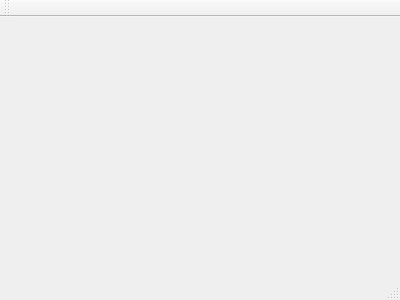
Qt form Gixel/mainwindow.ui (ewaugh13/Pixel-Editor) before a commit.
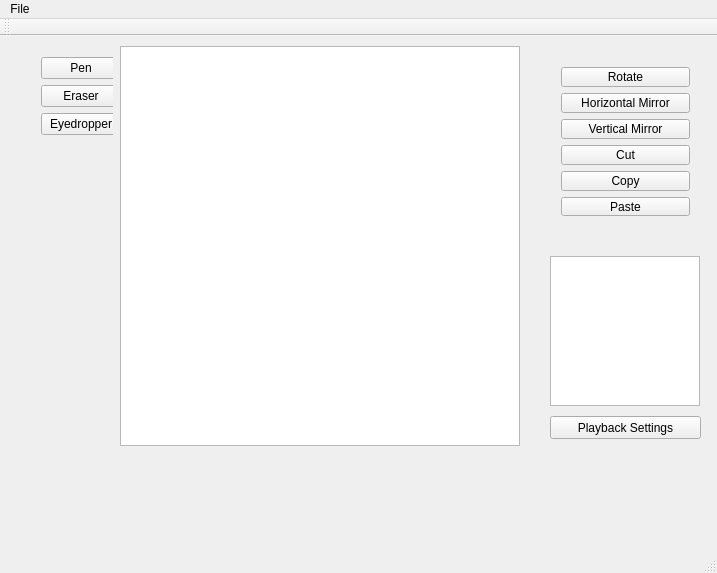
The same form after that commit.

Patch:
```diff
--- a/Gixel/mainwindow.ui
+++ b/Gixel/mainwindow.ui
@@ -1,24 +1,184 @@
 <ui version="4.0">
  <class>MainWindow</class>
- <widget class="QMainWindow" name="MainWindow" >
-  <property name="geometry" >
+ <widget class="QMainWindow" name="MainWindow">
+  <property name="geometry">
    <rect>
     <x>0</x>
     <y>0</y>
-    <width>400</width>
-    <height>300</height>
+    <width>717</width>
+    <height>573</height>
    </rect>
   </property>
   <property name="windowTitle" >
    <string>MainWindow</string>
   </property>
-  <widget class="QMenuBar" name="menuBar" />
-  <widget class="QToolBar" name="mainToolBar" />
-  <widget class="QWidget" name="centralWidget" />
-  <widget class="QStatusBar" name="statusBar" />
+  <widget class="QWidget" name="centralWidget">
+   <widget class="QGraphicsView" name="Workspace">
+    <property name="geometry">
+     <rect>
+      <x>120</x>
+      <y>10</y>
+      <width>400</width>
+      <height>400</height>
+     </rect>
+    </property>
+   </widget>
+   <widget class="QWidget" name="verticalLayoutWidget">
+    <property name="geometry">
+     <rect>
+      <x>550</x>
+      <y>20</y>
+      <width>151</width>
+      <height>171</height>
+     </rect>
+    </property>
+    <layout class="QVBoxLayout" name="TransformButtonLayout_2">
+     <item>
+      <widget class="QPushButton" name="RotateButton_2">
+       <property name="text">
+        <string>Rotate</string>
+       </property>
+      </widget>
+     </item>
+     <item>
+      <widget class="QPushButton" name="HorzMirrorButton_2">
+       <property name="text">
+        <string>Horizontal Mirror</string>
+       </property>
+      </widget>
+     </item>
+     <item>
+      <widget class="QPushButton" name="VertMirrorButton_2">
+       <property name="text">
+        <string>Vertical Mirror</string>
+       </property>
+      </widget>
+     </item>
+     <item>
+      <widget class="QPushButton" name="CutButton_2">
+       <property name="text">
+        <string>Cut</string>
+       </property>
+      </widget>
+     </item>
+     <item>
+      <widget class="QPushButton" name="CopyButton_2">
+       <property name="text">
+        <string>Copy</string>
+       </property>
+      </widget>
+     </item>
+     <item>
+      <widget class="QPushButton" name="PasteButton_2">
+       <property name="text">
+        <string>Paste</string>
+       </property>
+      </widget>
+     </item>
+    </layout>
+   </widget>
+   <widget class="QWidget" name="formLayoutWidget">
+    <property name="geometry">
+     <rect>
+      <x>30</x>
+      <y>10</y>
+      <width>83</width>
+      <height>331</height>
+     </rect>
+    </property>
+    <layout class="QFormLayout" name="ToolButtonLayout_2">
+     <item row="0" column="0">
+      <widget class="QPushButton" name="PenButton_2">
+       <property name="text">
+        <string>Pen</string>
+       </property>
+      </widget>
+     </item>
+     <item row="1" column="0">
+      <widget class="QPushButton" name="EraserButton_2">
+       <property name="text">
+        <string>Eraser</string>
+       </property>
+      </widget>
+     </item>
+     <item row="2" column="0">
+      <widget class="QPushButton" name="EyeDropperButton_2">
+       <property name="text">
+        <string>Eyedropper</string>
+       </property>
+      </widget>
+     </item>
+    </layout>
+   </widget>
+   <widget class="QGraphicsView" name="graphicsView">
+    <property name="geometry">
+     <rect>
+      <x>550</x>
+      <y>220</y>
+      <width>150</width>
+      <height>150</height>
+     </rect>
+    </property>
+   </widget>
+   <widget class="QPushButton" name="PreviewSettingsButton">
+    <property name="geometry">
+     <rect>
+      <x>550</x>
+      <y>380</y>
+      <width>151</width>
+      <height>23</height>
+     </rect>
+    </property>
+    <property name="text">
+     <string>Playback Settings</string>
+    </property>
+   </widget>
+  </widget>
+  <widget class="QMenuBar" name="menuBar">
+   <property name="geometry">
+    <rect>
+     <x>0</x>
+     <y>0</y>
+     <width>717</width>
+     <height>21</height>
+    </rect>
+   </property>
+   <widget class="QMenu" name="menuFile">
+    <property name="title">
+     <string>File</string>
+    </property>
+    <addaction name="NewProjectButton"/>
+    <addaction name="OpenProjectButton"/>
+    <addaction name="SaveProjectButton"/>
+   </widget>
+   <addaction name="menuFile"/>
+  </widget>
+  <widget class="QToolBar" name="mainToolBar">
+   <attribute name="toolBarArea">
+    <enum>TopToolBarArea</enum>
+   </attribute>
+   <attribute name="toolBarBreak">
+    <bool>false</bool>
+   </attribute>
+  </widget>
+  <widget class="QStatusBar" name="statusBar"/>
+  <action name="NewProjectButton">
+   <property name="text">
+    <string>New Project</string>
+   </property>
+  </action>
+  <action name="OpenProjectButton">
+   <property name="text">
+    <string>Open Project</string>
+   </property>
+  </action>
+  <action name="SaveProjectButton">
+   <property name="text">
+    <string>Save Project</string>
+   </property>
+  </action>
  </widget>
- <layoutDefault spacing="6" margin="11" />
- <pixmapfunction></pixmapfunction>
+ <layoutdefault spacing="6" margin="11"/>
  <resources/>
  <connections/>
 </ui>
```
Left out of the diff: 3 changed lines with no effect on the pictures.
